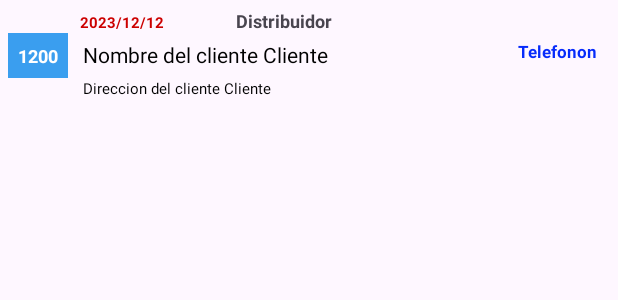
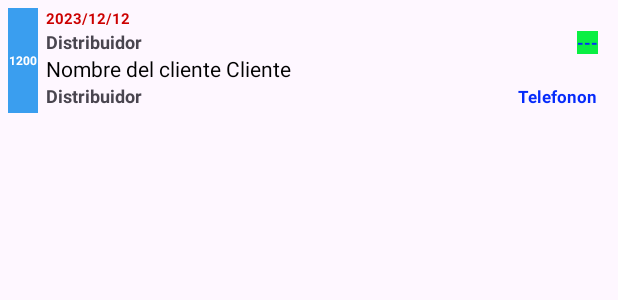
Before and after one commit to EmaranSistemas/PromotorVentas, an Android app: the layout list_reporte.xml on its own in the app's theme, with its tools: preview values and no code run, on a phone screen of 412 x 824 dp. Shown: the top 300 px of the screen. Run offline under Robolectric (Android 15) with nearby library versions, the phone set to English and light mode, and no system bars; network calls fail.

```diff
--- a/app/build.gradle
+++ b/app/build.gradle
@@ -39,5 +39,6 @@ dependencies {
     implementation 'com.google.android.material:material:1.4.0'
     implementation 'com.android.volley:volley:1.2.1'
     implementation 'androidx.cardview:cardview:1.0.0'
+    implementation 'com.google.android.gms:play-services-location:18.0.0'
 
 }
--- a/app/src/main/AndroidManifest.xml
+++ b/app/src/main/AndroidManifest.xml
@@ -4,6 +4,9 @@
 
     <uses-permission android:name="android.permission.INTERNET"></uses-permission>
     <uses-permission android:name="android.permission.ACCESS_WIFI_STATE"></uses-permission>
+    <uses-permission android:name="android.permission.ACCESS_WIFI_STATE" />
+    <uses-permission android:name="android.permission.ACCESS_FINE_LOCATION" />
+    <uses-permission android:name="android.permission.ACCESS_COARSE_LOCATION" />
 
     <application
         android:allowBackup="true"
--- a/app/src/main/res/layout/activity_pro_vmain.xml
+++ b/app/src/main/res/layout/activity_pro_vmain.xml
@@ -92,7 +92,7 @@
                         android:id="@+id/distribuidor_txt"
                         android:layout_width="match_parent"
                         android:layout_height="wrap_content"
-                        android:textSize="12sp"
+                        android:textSize="14sp"
                         android:inputType="none"
                         android:layout_alignParentRight="true"
                         />
--- a/app/src/main/res/layout/list_reporte.xml
+++ b/app/src/main/res/layout/list_reporte.xml
@@ -3,67 +3,111 @@
     xmlns:android="http://schemas.android.com/apk/res/android"
     android:layout_width="match_parent"
     android:padding="5dp"
-    android:orientation="vertical"
+    android:orientation="horizontal"
     android:layout_height="wrap_content">
+
+    <LinearLayout
+        android:layout_width="wrap_content"
+        android:layout_height="wrap_content">
+        <TextView
+            android:layout_width="20dp"
+            android:layout_height="70dp"
+            android:id="@+id/id_txt"
+            android:text="1200"
+            android:gravity="center_vertical|center"
+            android:textSize="8sp"
+            android:textStyle="bold"
+            android:textColor="@color/white"
+            android:background="@drawable/rectangle"/>
+    </LinearLayout>
+
     <LinearLayout
         android:layout_width="match_parent"
+        android:layout_marginStart="5dp"
+        android:orientation="vertical"
         android:layout_height="wrap_content"
         >
+        <LinearLayout
+            android:layout_width="match_parent"
+            android:layout_height="wrap_content">
             <TextView
                 android:id="@+id/fecha_txt"
-            android:paddingStart="@android:dimen/app_icon_size"
                 android:layout_width="wrap_content"
                 android:layout_height="wrap_content"
                 android:text="2023/12/12"
                 android:textStyle="bold"
                 android:textSize="10dp"
                 android:textColor="@android:color/holo_red_dark"
-            android:layout_marginStart="0dp"
                 />
+        </LinearLayout>
 
+        <LinearLayout
+            android:layout_width="match_parent"
+            android:layout_height="wrap_content"
+
+            >
             <TextView
                 android:id="@+id/distribuidor_txt"
-        android:paddingStart="@android:dimen/app_icon_size"
                 android:layout_width="wrap_content"
                 android:layout_height="wrap_content"
                 android:text="Distribuidor"
                 android:textStyle="bold"
                 android:textSize="12dp"
                 android:layout_marginStart="0dp"
+                android:layout_alignParentRight="true"
                 />
-    </LinearLayout>
-
-    <LinearLayout
-        android:layout_width="wrap_content"
-        android:layout_height="wrap_content">
-
-        <TextView
-            android:layout_width="40dp"
-            android:layout_height="30dp"
-            android:id="@+id/id_txt"
-            android:text="1200"
-            android:gravity="center_vertical|center"
-            android:textSize="12sp"
-            android:textStyle="bold"
-            android:textColor="@color/white"
-            android:background="@drawable/rectangle"/>
 
             <RelativeLayout
                 android:layout_width="match_parent"
                 android:layout_height="wrap_content">
 
                 <TextView
+                    android:id="@+id/opcion"
+                    android:layout_width="wrap_content"
+                    android:layout_height="wrap_content"
+                    android:textStyle="bold"
+                    android:textSize="11dp"
+                    android:textColor="#062BFB"
+                    android:layout_alignParentRight="true"
+                    android:layout_marginEnd="8dp"
+                    android:text="---"
+                    android:background="#0AEF43"
+                    />
+            </RelativeLayout>
+        </LinearLayout>
+
+        <TextView
             android:id="@+id/cliente_txt"
             android:layout_width="wrap_content"
-
-
             android:textSize="14dp"
             android:textColor="@color/black"
-                android:layout_marginStart="10dp"
+            android:layout_marginStart="0dp"
             android:layout_height="wrap_content"
             android:text="Nombre del cliente Cliente"
 
             />
+
+
+
+
+        <LinearLayout
+            android:layout_width="match_parent"
+            android:layout_height="wrap_content"
+            >
+            <TextView
+                android:id="@+id/direccion_txt"
+                android:layout_width="wrap_content"
+                android:layout_height="wrap_content"
+                android:text="Distribuidor"
+                android:textStyle="bold"
+                android:layout_marginEnd="10dp"
+                android:textSize="12dp"
+                android:layout_marginStart="0dp"
+                android:layout_alignParentRight="true"
+                />
+            <RelativeLayout
+                android:layout_width="match_parent"
+                android:layout_height="wrap_content">
 
             <TextView
                 android:id="@+id/telefono_txt"
@@ -73,24 +117,12 @@
                 android:textSize="11dp"
                 android:textColor="#062BFB"
                 android:layout_alignParentRight="true"
-
                 android:layout_marginEnd="8dp"
                 android:text="Telefonon" />
-
           </RelativeLayout>
-
-    </LinearLayout>
-
-    <TextView
-        android:id="@+id/direccion_txt"
-        android:layout_width="wrap_content"
-        android:textSize="10dp"
-        android:textColor="@color/black"
-        android:layout_marginStart="50dp"
-        android:layout_height="wrap_content"
-        android:text="Direccion del cliente Cliente"
-
-        />
 
 
         </LinearLayout>
+    </LinearLayout>
+
+</LinearLayout>
```
Also changed, not shown: app/src/main/java/com/emransac/promotorventas/ProVMainActivity.java (+55 -4 lines), app/src/main/java/com/emransac/promotorventas/Ubication/GpsTracker.java (added, +220 -0 lines). Lines whose indentation alone changed are shown as unchanged.
